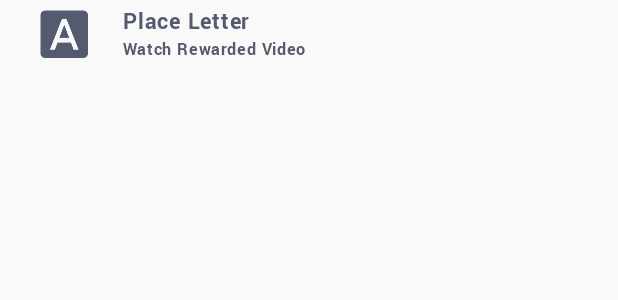
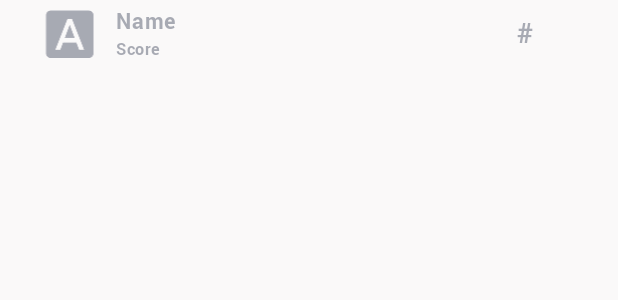
Before and after one commit to ksvslk/palindrome, an Android app: the layout score_item.xml on its own in the app's theme, with its tools: preview values and no code run, on a phone screen of 412 x 824 dp. Shown: the top 300 px of the screen. Run offline under Robolectric (Android 15) with nearby library versions, the phone set to English and light mode, and no system bars; network calls fail.

Commit message:
Add 3 place leaderboard after every 5 levels

```diff
--- a/android/app/src/main/java/com/indest/hah/fragments/SettingsFragment.kt
+++ b/android/app/src/main/java/com/indest/hah/fragments/SettingsFragment.kt
@@ -25,8 +25,6 @@ import com.indest.hah.databinding.SettingsFragmentBinding
 class SettingsFragment : BottomSheetDialogFragment() {
     private val TAG = "SettingsFragment"
     private lateinit var binding: SettingsFragmentBinding
-    private val startActivity =
-        registerForActivityResult(ActivityResultContracts.StartActivityForResult()) {}
 
     override fun onCreateView(
         inflater: LayoutInflater,
--- /dev/null
+++ b/android/app/src/main/res/drawable/ic_baseline_stars_24.xml
@@ -0,0 +1,5 @@
+<vector android:height="24dp" android:tint="#FFC107"
+    android:viewportHeight="24" android:viewportWidth="24"
+    android:width="24dp" xmlns:android="http://schemas.android.com/apk/res/android">
+    <path android:fillColor="@android:color/white" android:pathData="M11.99,2C6.47,2 2,6.48 2,12s4.47,10 9.99,10C17.52,22 22,17.52 22,12S17.52,2 11.99,2zM16.23,18L12,15.45 7.77,18l1.12,-4.81 -3.73,-3.23 4.92,-0.42L12,5l1.92,4.53 4.92,0.42 -3.73,3.23L16.23,18z"/>
+</vector>
--- /dev/null
+++ b/android/app/src/main/res/layout/ciruclar_progress.xml
@@ -0,0 +1,5 @@
+<com.google.android.material.progressindicator.CircularProgressIndicator xmlns:android="http://schemas.android.com/apk/res/android"
+    android:layout_width="wrap_content"
+    android:layout_height="wrap_content"
+    android:paddingVertical="@dimen/default_large_margin"
+    android:indeterminate="true" />
--- a/android/app/src/main/res/layout/score_item.xml
+++ b/android/app/src/main/res/layout/score_item.xml
@@ -1,44 +1,67 @@
 <?xml version="1.0" encoding="utf-8"?>
-<androidx.appcompat.widget.LinearLayoutCompat xmlns:android="http://schemas.android.com/apk/res/android"
+<FrameLayout xmlns:android="http://schemas.android.com/apk/res/android"
     xmlns:app="http://schemas.android.com/apk/res-auto"
     xmlns:tools="http://schemas.android.com/tools"
-    android:id="@+id/letter_place_button"
+    android:id="@+id/score_item"
+    android:layout_width="match_parent"
+    android:layout_height="@dimen/simple_dialog_item_height"
+    android:layout_marginHorizontal="@dimen/default_large_margin"
+    android:alpha="0.5"
+    android:orientation="horizontal">
+
+    <androidx.appcompat.widget.LinearLayoutCompat
         android:layout_width="match_parent"
         android:layout_height="@dimen/simple_dialog_item_height"
         android:background="?android:attr/selectableItemBackground"
-    android:clickable="true"
-    android:focusable="true"
+        android:weightSum="8"
         android:orientation="horizontal">
 
-    <androidx.appcompat.widget.AppCompatImageView
-        android:layout_width="wrap_content"
+        <ImageView
+            android:id="@+id/icon"
+            android:layout_width="0dp"
             android:layout_height="wrap_content"
             android:layout_gravity="center_vertical"
-        android:layout_marginStart="@dimen/simple_dialog_left_margin"
-        android:layout_marginEnd="@dimen/simple_dialog_divider_margin"
             android:contentDescription="@string/rewarded_place_letter"
+            android:layout_marginHorizontal="@dimen/default_gap"
             android:src="@drawable/letter_icon"
             app:tint="@color/colorOnPrimary"
+            android:layout_weight="1"
             tools:ignore="RtlSymmetry" />
 
         <androidx.appcompat.widget.LinearLayoutCompat
-        android:layout_width="match_parent"
+            android:layout_width="0dp"
             android:layout_height="match_parent"
             android:gravity="center_vertical"
+            android:layout_weight="5"
             android:orientation="vertical">
 
             <androidx.appcompat.widget.AppCompatTextView
-            android:layout_width="wrap_content"
+                android:id="@+id/name"
+                android:layout_width="match_parent"
                 android:layout_height="wrap_content"
                 android:layout_gravity="center_vertical"
-            android:text="@string/rewarded_place_letter"
+                android:text="Name"
                 android:textAppearance="@style/TextAppearance.OC.Body1" />
 
             <androidx.appcompat.widget.AppCompatTextView
-            android:layout_width="wrap_content"
+                android:id="@+id/score"
+                android:layout_width="match_parent"
                 android:layout_height="wrap_content"
                 android:layout_gravity="center_vertical"
-            android:text="@string/watch_rewarded_video"
+                android:text="Score"
                 android:textAppearance="@style/TextAppearance.OC.Caption" />
         </androidx.appcompat.widget.LinearLayoutCompat>
+
+        <androidx.appcompat.widget.AppCompatTextView
+            android:id="@+id/rank"
+            android:layout_width="0dp"
+            android:layout_height="wrap_content"
+            android:layout_gravity="center_vertical"
+            android:layout_weight="2"
+            android:gravity="center"
+            android:text="#"
+            android:textAppearance="@style/TextAppearance.OC.Headline6" />
+
     </androidx.appcompat.widget.LinearLayoutCompat>
+
+</FrameLayout>
--- a/android/app/src/main/res/values/strings.xml
+++ b/android/app/src/main/res/values/strings.xml
@@ -10,6 +10,7 @@
     <string name="score">Score:</string>
     <string name="level">Level:</string>
     <string name="hints">Hints</string>
+    <string name="scores">Scores</string>
     <string name="tutorial">Tutorial</string>
     <string name="level_select">Level Select</string>
     <string name="sign_in">Sign in with Google</string>
--- a/android/app/src/main/res/values/styles.xml
+++ b/android/app/src/main/res/values/styles.xml
@@ -1,6 +1,18 @@
 <?xml version="1.0" encoding="utf-8"?>
 <resources>
+    <style name="TextAppearance.OC.Headline6" parent="TextAppearance.MaterialComponents.Headline6">
+        <item name="fontFamily">@font/yantramanav_bold</item>
+        <item name="android:textColor">@color/colorOnPrimary</item>
+    </style>
     <style name="TextAppearance.OC.Headline5" parent="TextAppearance.MaterialComponents.Headline5">
+        <item name="fontFamily">@font/yantramanav_bold</item>
+        <item name="android:textColor">@color/colorOnPrimary</item>
+    </style>
+    <style name="TextAppearance.OC.Headline4" parent="TextAppearance.MaterialComponents.Headline4">
+        <item name="fontFamily">@font/yantramanav_bold</item>
+        <item name="android:textColor">@color/colorOnPrimary</item>
+    </style>
+    <style name="TextAppearance.OC.Headline3" parent="TextAppearance.MaterialComponents.Headline3">
         <item name="fontFamily">@font/yantramanav_bold</item>
         <item name="android:textColor">@color/colorOnPrimary</item>
     </style>
@@ -16,4 +28,7 @@
         <item name="fontFamily">@font/yantramanav_medium</item>
         <item name="android:textColor">@color/colorSecondaryVariant</item>
     </style>
+    <style name="ScoreBackground">
+        <item name="background">@color/colorSecondary</item>
+    </style>
 </resources>
```
Also changed, not shown: android/app/src/main/java/com/indest/hah/fragments/GamePlayFragment.kt (+15 -3 lines), android/app/src/main/java/com/indest/hah/fragments/ScoresFragment.kt (added, +119 -0 lines), android/app/src/main/res/drawable/linear_border_shape.xml (added, +9 -0 lines), android/app/src/main/res/drawable/round_icon.xml (added, +9 -0 lines), android/app/src/main/res/drawable/text_view_fade_bottom.xml (added, +8 -0 lines), android/app/src/main/res/drawable/text_view_fade_top.xml (added, +8 -0 lines), android/app/src/main/res/layout/score_fragment.xml (added, +67 -0 lines), android/app/src/main/res/layout/score_item_player.xml (added, +65 -0 lines). Lines whose indentation alone changed are shown as unchanged.
